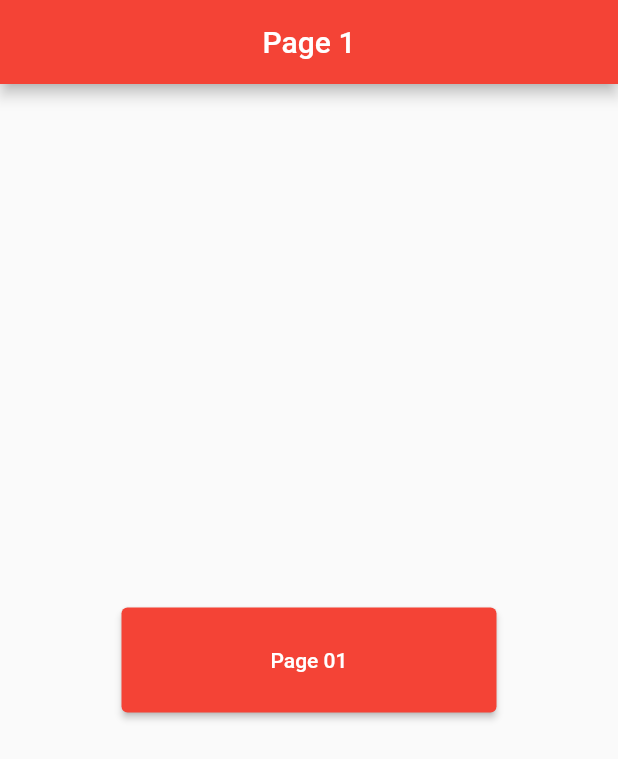
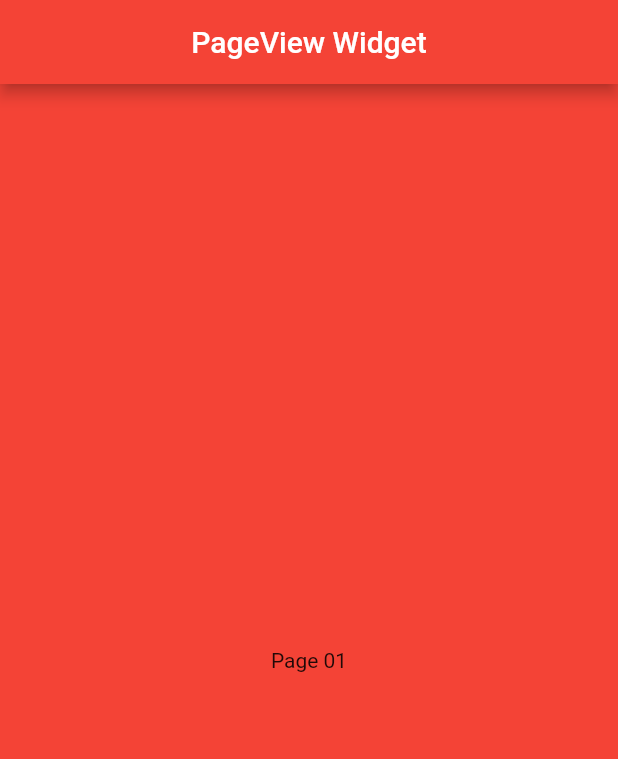
Before and after one commit to maazjnr/flutter-food-app, a Flutter app: the screen it shows after launch, on a phone screen of 412 x 824 dp. Shown: the top 759 px of the screen. Run offline on Flutter 3.47's test engine with Material 2 defaults, Android fonts, the phone set to English and light mode, and no system bars.

Commit message:
pageview widget in flutter

```diff
--- a/lib/main.dart
+++ b/lib/main.dart
@@ -3,6 +3,7 @@ import 'package:app/homepage.dart';
 import 'package:app/imagewidget.dart';
 import 'package:app/listviewwidget.dart';
 import 'package:app/navigatorpage.dart';
+import 'package:app/pageviewwidget.dart';
 import 'package:app/rowcolumn.dart';
 import 'package:app/textinputfield.dart';
 import 'package:flutter/material.dart';
@@ -23,7 +24,7 @@ class MyApp extends StatelessWidget {
       theme: ThemeData(
         primarySwatch: Colors.red,
       ),
-      home: const NavigatorWidget(),
+      home: const PageViewWidget(),
     );
   }
 }
--- a/lib/navigatorpage.dart
+++ b/lib/navigatorpage.dart
@@ -2,7 +2,6 @@ import 'package:flutter/material.dart';
 
 class NavigatorWidget extends StatelessWidget {
   const NavigatorWidget({super.key});
-
   @override
   Widget build(BuildContext context) {
     return Scaffold(
@@ -13,7 +12,8 @@ class NavigatorWidget extends StatelessWidget {
 
       body: Center(
         child: ElevatedButton(onPressed: (() {
-          Navigator.pushReplacement(context, MaterialPageRoute(builder: (context) => Page02()));
+          Navigator.pushReplacement(context,
+          MaterialPageRoute(builder: (context) => Page02()), );
         }), style: ElevatedButton.styleFrom(
           minimumSize: const Size(250, 70)
         ), child: const Text('Page 01') ),
--- /dev/null
+++ b/lib/pageviewwidget.dart
@@ -0,0 +1,33 @@
+import 'package:flutter/material.dart';
+
+class PageViewWidget extends StatefulWidget {
+  const PageViewWidget({super.key});
+
+  @override
+  State<PageViewWidget> createState() => _PageViewWidgetState();
+}
+
+class _PageViewWidgetState extends State<PageViewWidget> {
+  @override
+  Widget build(BuildContext context) {
+    return Scaffold(
+      appBar: AppBar(
+        title: const Text('PageView Widget'),
+        centerTitle: true,
+      ),
+
+      body: PageView(
+        scrollDirection: Axis.horizontal,
+        onPageChanged: (index) {
+          print(index);
+        },
+        children: [
+          Container(color: Colors.red, child: Center(child: const Text('Page 01')),),
+          Container(color: Colors.orange, child: Center(child: const Text('Page 02')),),
+          Container(color: Colors.yellow, child: Center(child: const Text('Page 03')),),
+          Container(color: Colors.green, child: Center(child: const Text('Page 04')),),
+        ],
+      ),
+    );
+  }
+}
```
